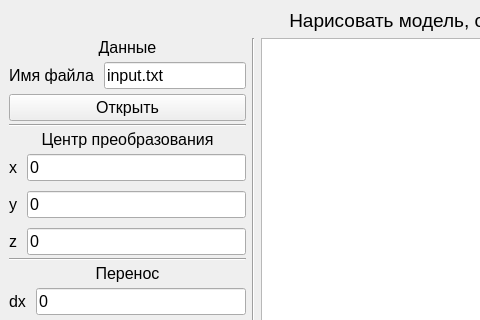
Before: the Qt Designer form lab_01/mainwindow.ui in LoaDeadd81/BMSTU-OOP, drawn with Qt 5; both pictures show x 0 to 480 and y 0 to 320 of the 1235 by 907 pixel window.
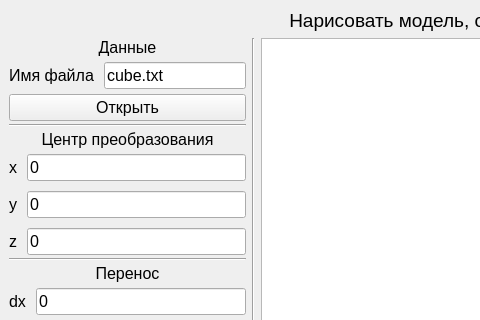
After: the same form once the commit is applied.

The edit to the form file:
```diff
--- a/lab_01/mainwindow.ui
+++ b/lab_01/mainwindow.ui
@@ -89,7 +89,7 @@
              </font>
             </property>
             <property name="text">
-             <string>input.txt</string>
+             <string>cube.txt</string>
             </property>
            </widget>
           </item>
```
